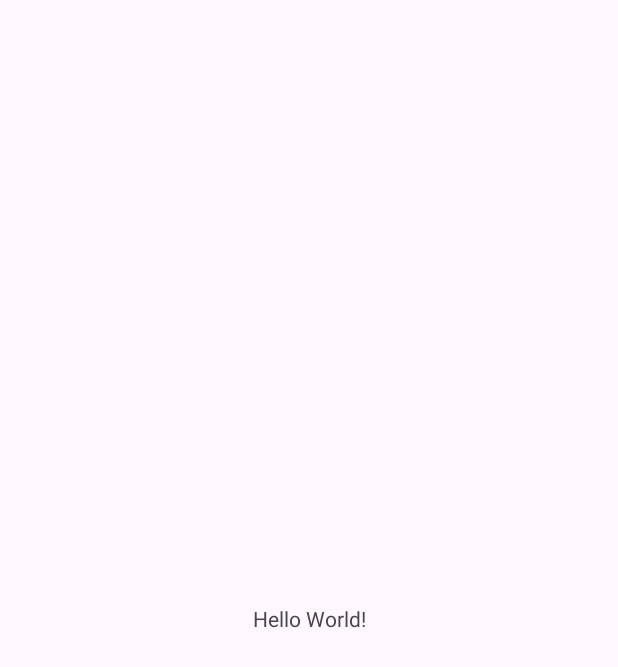
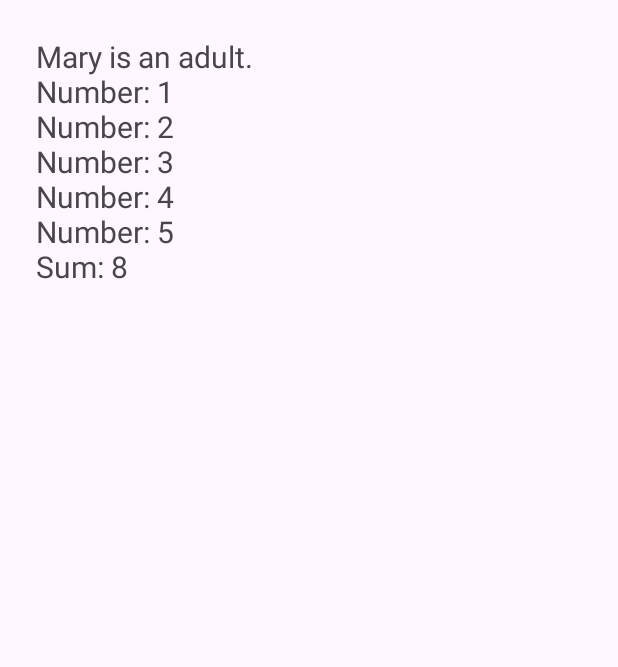
Before and after one commit to Joy92983/MyFirstApp, an Android app: the screen it shows after launch (MainActivity), on a phone screen of 412 x 824 dp. Before the commit the part shown is almost empty. Shown: the top 667 px of the screen. Run offline under Robolectric (Android 15) with nearby library versions, the phone set to English and light mode, and no system bars.

```diff
--- a/app/src/main/java/com/example/myfirstapp/MainActivity.java
+++ b/app/src/main/java/com/example/myfirstapp/MainActivity.java
@@ -1,17 +1,14 @@
 package com.example.myfirstapp;
-//test git
+
 import android.os.Bundle;
-import android.util.Log;
+import android.widget.TextView;
 
 import androidx.activity.EdgeToEdge;
 import androidx.appcompat.app.AppCompatActivity;
-import androidx.core.graphics.Insets;
-import androidx.core.view.ViewCompat;
-import androidx.core.view.WindowInsetsCompat;
 
 public class MainActivity extends AppCompatActivity {
 
-    //Method to add two numbers
+    // Method to add two numbers
     public int addNumbers(int a, int b){
         return a + b;
     }
@@ -22,27 +19,30 @@ public class MainActivity extends AppCompatActivity {
         EdgeToEdge.enable(this);
         setContentView(R.layout.activity_main);
 
-    // Displaying Hello World message
-        Log.d("MyTag", "Hello, World!");
+        TextView textView = findViewById(R.id.textViewOutput);
 
-         //Variables and Control Flow
+        // Display custom message instead of using Log only
+        String output = "";
+
         String name = "Mary";
         int age = 21;
 
         if (age < 18) {
-            Log.d("MyTag", name + " is a minor.");
+            output += name + " is a minor.\n";
         } else {
-            Log.d("MyTag", name + " is an adult.");
+            output += name + " is an adult.\n";
         }
 
-        //Array Example
+        // Array Example
         int[] numbers = {1, 2, 3, 4, 5};
         for (int num : numbers ) {
-            Log.d("MyTag", "Number: " + num);
+            output += "Number: " + num + "\n";
         }
 
         // Method Usage
         int result = addNumbers(3, 5);
-        Log.d("MyTag", "sum: " + result);
+        output += "Sum: " + result;
+
+        textView.setText(output);
     }
 }
--- a/app/src/main/res/layout/activity_main.xml
+++ b/app/src/main/res/layout/activity_main.xml
@@ -1,19 +1,17 @@
 <?xml version="1.0" encoding="utf-8"?>
-<androidx.constraintlayout.widget.ConstraintLayout xmlns:android="http://schemas.android.com/apk/res/android"
-    xmlns:app="http://schemas.android.com/apk/res-auto"
+<LinearLayout xmlns:android="http://schemas.android.com/apk/res/android"
     xmlns:tools="http://schemas.android.com/tools"
-    android:id="@+id/main"
+    android:id="@+id/layout_root"
     android:layout_width="match_parent"
     android:layout_height="match_parent"
+    android:orientation="vertical"
+    android:padding="24dp"
     tools:context=".MainActivity">
 
     <TextView
+        android:id="@+id/textViewOutput"
         android:layout_width="wrap_content"
         android:layout_height="wrap_content"
         android:text="Hello World!"
-        app:layout_constraintBottom_toBottomOf="parent"
-        app:layout_constraintEnd_toEndOf="parent"
-        app:layout_constraintStart_toStartOf="parent"
-        app:layout_constraintTop_toTopOf="parent" />
-
-</androidx.constraintlayout.widget.ConstraintLayout>
+        android:textSize="20sp" />
+</LinearLayout>
```
